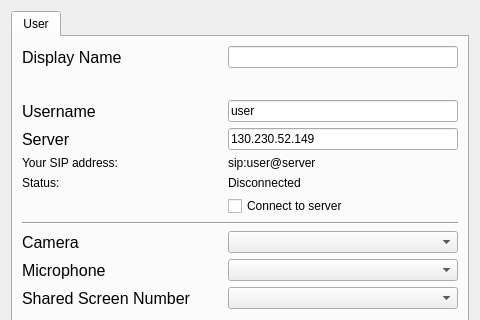
Old version of the form ui/settings.ui in the repository ultravideo/uvgComm; both pictures show x 0 to 480 and y 0 to 320 of the 480 by 640 pixel window.
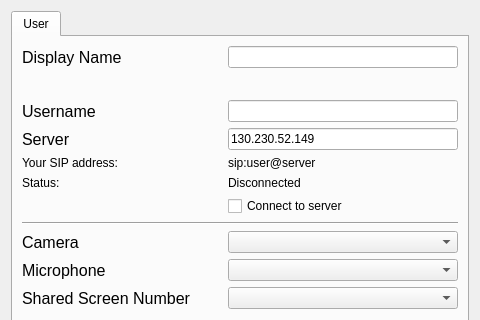
New version of the form.

Commit message:
feature(Settings): Pop-up settings if the recorded settings don't exist.
This helps the user set her credentials and does not have to find settings
window.

```diff
--- a/ui/settings.ui
+++ b/ui/settings.ui
@@ -113,7 +113,7 @@
           </size>
          </property>
          <property name="text">
-          <string>user</string>
+          <string/>
          </property>
         </widget>
        </item>
```
The commit also changes 1 other file.
